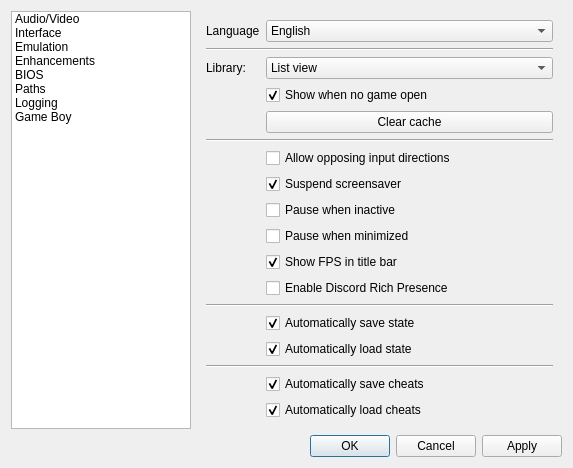
Before: the Qt Designer form Libretro/mgba/src/platform/qt/SettingsView.ui in kiddreads/Avalon-copy2, drawn with Qt 5.
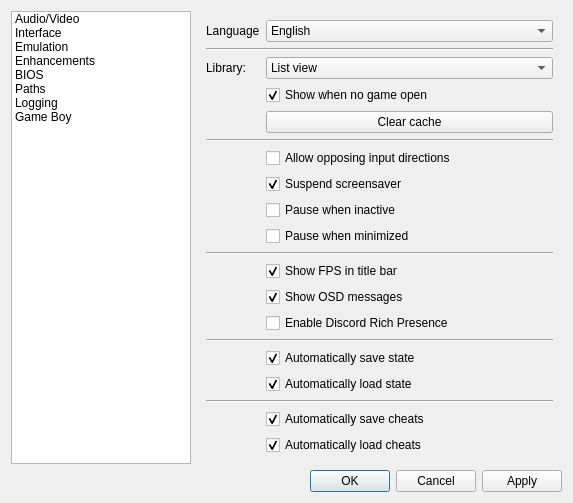
After: the same form once the commit is applied. The open tabs and pages were chosen to show the change.

Commit message: Qt: Add option for disabling OSD messages

What changed in the file:
```diff
--- a/Libretro/mgba/src/platform/qt/SettingsView.ui
+++ b/Libretro/mgba/src/platform/qt/SettingsView.ui
@@ -562,7 +562,21 @@
          </property>
         </widget>
        </item>
-       <item row="10" column="1">
+       <item row="9" column="1">
+        <widget class="QCheckBox" name="pauseOnMinimize">
+         <property name="text">
+          <string>Pause when minimized</string>
+         </property>
+        </widget>
+       </item>
+       <item row="10" column="0" colspan="2">
+        <widget class="Line" name="line_17">
+         <property name="orientation">
+          <enum>Qt::Horizontal</enum>
+         </property>
+        </widget>
+       </item>
+       <item row="11" column="1">
         <widget class="QCheckBox" name="showFps">
          <property name="text">
           <string>Show FPS in title bar</string>
@@ -572,21 +586,48 @@
          </property>
         </widget>
        </item>
-       <item row="12" column="0" colspan="2">
+       <item row="13" column="1">
+        <widget class="QCheckBox" name="useDiscordPresence">
+         <property name="text">
+          <string>Enable Discord Rich Presence</string>
+         </property>
+        </widget>
+       </item>
+       <item row="14" column="0" colspan="2">
         <widget class="Line" name="line_13">
          <property name="orientation">
           <enum>Qt::Horizontal</enum>
          </property>
         </widget>
        </item>
-       <item row="15" column="0" colspan="2">
-        <widget class="Line" name="line_16">
-         <property name="orientation">
-          <enum>Qt::Horizontal</enum>
+       <item row="15" column="1">
+        <widget class="QCheckBox" name="autosave">
+         <property name="text">
+          <string>Automatically save state</string>
+         </property>
+         <property name="checked">
+          <bool>true</bool>
          </property>
         </widget>
        </item>
        <item row="16" column="1">
+        <widget class="QCheckBox" name="autoload">
+         <property name="text">
+          <string>Automatically load state</string>
+         </property>
+         <property name="checked">
+          <bool>true</bool>
+         </property>
+        </widget>
+       </item>
+       <item row="17" column="0" colspan="2">
+        <widget class="Line" name="line_16">
+         <property name="orientation">
+          <enum>Qt::Horizontal</enum>
+         </property>
+        </widget>
+       </item>
+       <item row="18" column="1">
         <widget class="QCheckBox" name="cheatAutosave">
          <property name="text">
           <string>Automatically save cheats</string>
@@ -596,7 +637,7 @@
          </property>
         </widget>
        </item>
-       <item row="17" column="1">
+       <item row="19" column="1">
         <widget class="QCheckBox" name="cheatAutoload">
          <property name="text">
           <string>Automatically load cheats</string>
@@ -606,40 +647,16 @@
          </property>
         </widget>
        </item>
-       <item row="13" column="1">
-        <widget class="QCheckBox" name="autosave">
+       <item row="12" column="1">
+        <widget class="QCheckBox" name="showOSD">
          <property name="text">
-          <string>Automatically save state</string>
+          <string>Show OSD messages</string>
          </property>
          <property name="checked">
           <bool>true</bool>
          </property>
         </widget>
        </item>
-       <item row="14" column="1">
-        <widget class="QCheckBox" name="autoload">
-         <property name="text">
-          <string>Automatically load state</string>
-         </property>
-         <property name="checked">
-          <bool>true</bool>
-         </property>
-        </widget>
-       </item>
-       <item row="11" column="1">
-        <widget class="QCheckBox" name="useDiscordPresence">
-         <property name="text">
-          <string>Enable Discord Rich Presence</string>
-         </property>
-        </widget>
-       </item>
-       <item row="9" column="1">
-        <widget class="QCheckBox" name="pauseOnMinimize">
-         <property name="text">
-          <string>Pause when minimized</string>
-         </property>
-        </widget>
-       </item>
       </layout>
      </widget>
      <widget class="QWidget" name="emulation">
```
The commit also changes 8 other files.
